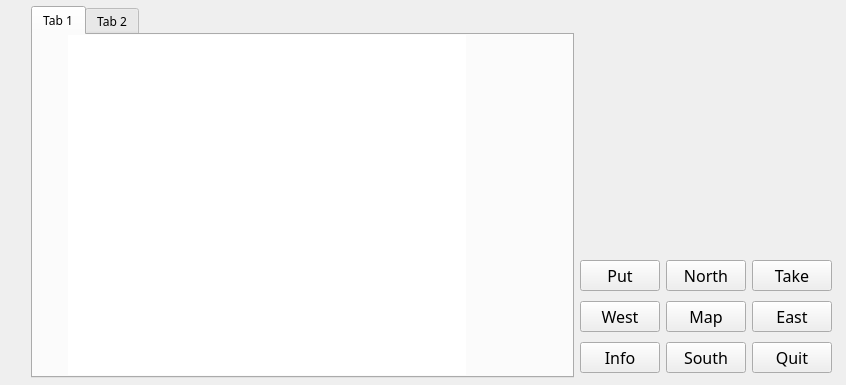
Old version of the form University Life/uniZork.ui in the repository Metagawa/Zorklike-Game-University-Life.
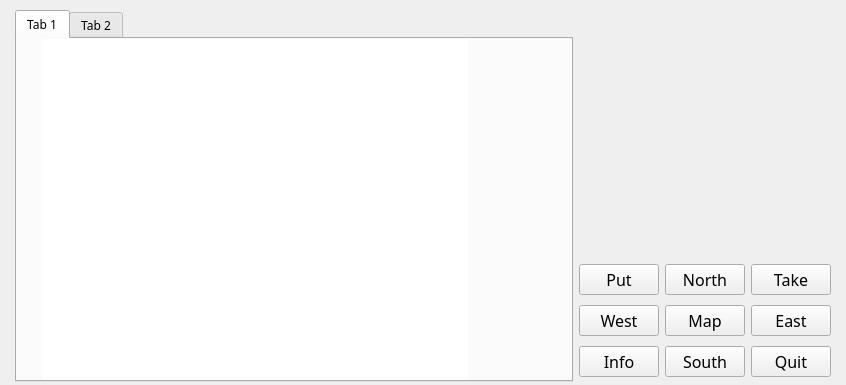
New version of the form. Icons and pictures are not drawn.

Commit message: spiral alpha 0.2

What changed in the file:
```diff
--- a/University Life/uniZork.ui
+++ b/University Life/uniZork.ui
@@ -41,15 +41,15 @@
     </property>
     <property name="geometry">
      <rect>
-      <x>31</x>
-      <y>6</y>
-      <width>801</width>
+      <x>15</x>
+      <y>10</y>
+      <width>816</width>
       <height>372</height>
      </rect>
     </property>
     <property name="maximumSize">
      <size>
-      <width>830</width>
+      <width>816</width>
       <height>372</height>
      </size>
     </property>
@@ -256,10 +256,10 @@
           </property>
           <property name="geometry">
            <rect>
-            <x>35</x>
+            <x>25</x>
             <y>0</y>
-            <width>398</width>
-            <height>340</height>
+            <width>426</width>
+            <height>342</height>
            </rect>
           </property>
           <property name="minimumSize">
@@ -313,8 +313,8 @@
    <widget class="QLabel" name="spiral">
     <property name="geometry">
      <rect>
-      <x>22</x>
-      <y>30</y>
+      <x>7</x>
+      <y>34</y>
       <width>31</width>
       <height>351</height>
      </rect>
```
